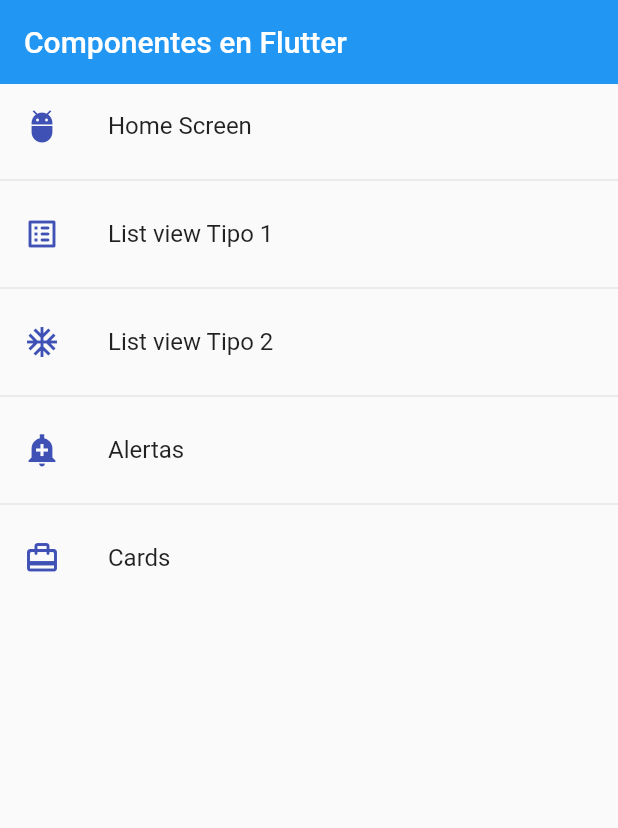
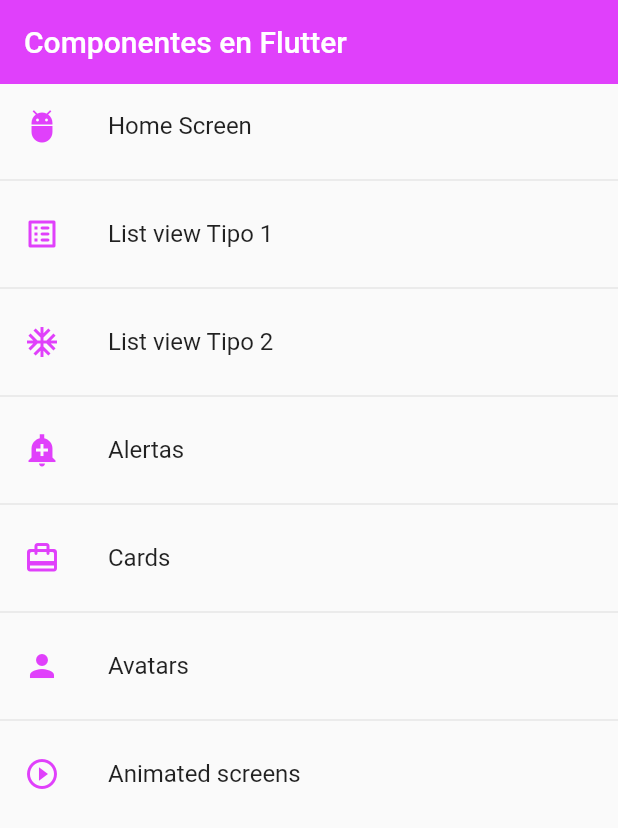
Before and after one commit to SuaDev09/flutter, a Flutter app: the screen it shows after launch, on a phone screen of 412 x 824 dp. Shown: the top 828 px of the screen. Run offline on Flutter 3.47's test engine with Material 2 defaults, Android fonts, the phone set to English and light mode, and no system bars.

Commit message:
Clase 85 Terminada

```diff
--- a/seccion6/fl_components/lib/main.dart
+++ b/seccion6/fl_components/lib/main.dart
@@ -1,7 +1,7 @@
 import 'package:flutter/material.dart';
 
 import 'package:fl_components/router/app_routes.dart';
-import 'package:fl_components/screens/screens.dart';
+import 'package:fl_components/theme/app_theme.dart';
 
 void main() => runApp(const MyApp());
 
@@ -17,6 +17,7 @@ class MyApp extends StatelessWidget {
       routes: AppRoutes.getAppRoutes(),
       //onGenerateRoute: (settings) => AppRoutes.onGenerateRoute(settings),
       onGenerateRoute: AppRoutes.onGenerateRoute,
+      theme: AppTheme.lightTheme,
     );
   }
 }
--- a/seccion6/fl_components/lib/router/app_routes.dart
+++ b/seccion6/fl_components/lib/router/app_routes.dart
@@ -36,6 +36,16 @@ class AppRoutes {
         icon: Icons.card_travel_rounded,
         name: 'Cards',
         screen: const CardScreen()),
+    MenuOption(
+        route: 'avatar',
+        icon: Icons.person,
+        name: 'Avatars',
+        screen: const AvatarScreen()),
+    MenuOption(
+        route: 'animated',
+        icon: Icons.play_circle_outline_outlined,
+        name: 'Animated screens',
+        screen: const AnimatedScreen()),
   ];
 
   static Map<String, Widget Function(BuildContext)> getAppRoutes() {
--- a/seccion6/fl_components/lib/screens/home_screen.dart
+++ b/seccion6/fl_components/lib/screens/home_screen.dart
@@ -1,5 +1,6 @@
 import 'package:flutter/material.dart';
 
+import 'package:fl_components/theme/app_theme.dart';
 import 'package:fl_components/router/app_routes.dart';
 
 class HomeScreen extends StatelessWidget {
@@ -13,7 +14,6 @@ class HomeScreen extends StatelessWidget {
       //El appbar no puede ser constante
       appBar: AppBar(
         title: const Text('Componentes en Flutter'),
-        elevation: 0,
       ),
       body: ListView.separated(
         itemCount: menuOptions.length,
@@ -21,7 +21,7 @@ class HomeScreen extends StatelessWidget {
         itemBuilder: (context, index) => ListTile(
           leading: Icon(
             menuOptions[index].icon,
-            color: Colors.indigo,
+            color: AppTheme.primary,
           ),
           title: Text(menuOptions[index].name),
           onTap: () {
--- a/seccion6/fl_components/lib/screens/listview2_screen.dart
+++ b/seccion6/fl_components/lib/screens/listview2_screen.dart
@@ -1,3 +1,4 @@
+import 'package:fl_components/theme/app_theme.dart';
 import 'package:flutter/material.dart';
 
 class Listview2Screen extends StatelessWidget {
@@ -15,8 +16,6 @@ class Listview2Screen extends StatelessWidget {
     return Scaffold(
         appBar: AppBar(
           title: const Text('Listview Tipo 2'),
-          elevation: 0,
-          backgroundColor: Colors.indigo,
         ),
         //Se construyen de manera perezosa
         //.builder no tiene seperatorbuilder
@@ -25,7 +24,7 @@ class Listview2Screen extends StatelessWidget {
           itemBuilder: (context, index) => ListTile(
             title: Text(options[index]),
             trailing: const Icon(Icons.arrow_forward_ios_outlined,
-                color: Colors.indigo),
+                color: AppTheme.primary),
             onTap: () {
               final game = options[index];
               print(game);
--- a/seccion6/fl_components/lib/screens/screens.dart
+++ b/seccion6/fl_components/lib/screens/screens.dart
@@ -1,5 +1,7 @@
 export 'package:fl_components/screens/alert_screen.dart';
+export 'package:fl_components/screens/avatar_screen.dart';
 export 'package:fl_components/screens/card_screen.dart';
 export 'package:fl_components/screens/home_screen.dart';
 export 'package:fl_components/screens/listview1_screen.dart';
 export 'package:fl_components/screens/listview2_screen.dart';
+export 'package:fl_components/screens/animated_screen.dart';
--- /dev/null
+++ b/seccion6/fl_components/lib/theme/app_theme.dart
@@ -0,0 +1,44 @@
+import 'package:flutter/material.dart';
+
+class AppTheme {
+  static const Color primary = Colors.purpleAccent;
+
+  static final ThemeData lightTheme = ThemeData.light().copyWith(
+      //AppBar Theme
+      appBarTheme: const AppBarTheme(
+        color: primary,
+        elevation: 0,
+      ),
+
+      //TextButton Theme
+      textButtonTheme: TextButtonThemeData(
+        style: TextButton.styleFrom(foregroundColor: primary),
+      ),
+
+      //FloatingActionButton Theme
+      floatingActionButtonTheme: const FloatingActionButtonThemeData(
+        backgroundColor: primary,
+        elevation: 5,
+      ),
+
+      //ElevatedButtons Theme
+      elevatedButtonTheme: ElevatedButtonThemeData(
+        style: ElevatedButton.styleFrom(
+          backgroundColor: primary,
+          shape: const StadiumBorder(),
+          elevation: 0,
+        ),
+      ));
+  static final ThemeData darkTheme = ThemeData.dark().copyWith(
+    //AppBar Theme
+    appBarTheme: const AppBarTheme(
+      color: primary,
+      elevation: 0,
+    ),
+
+    scaffoldBackgroundColor: Colors.black,
+    textButtonTheme: TextButtonThemeData(
+      style: TextButton.styleFrom(foregroundColor: primary),
+    ),
+  );
+}
--- /dev/null
+++ b/seccion6/fl_components/lib/widgets/widgets.dart
@@ -0,0 +1,2 @@
+export 'package:fl_components/widgets/custom_card_type_1.dart';
+export 'package:fl_components/widgets/custom_card_type_2.dart';
--- a/seccion6/fl_components/pubspec.yaml
+++ b/seccion6/fl_components/pubspec.yaml
@@ -58,8 +58,8 @@ flutter:
   uses-material-design: true
 
   # To add assets to your application, add an assets section, like this:
-  # assets:
-  #   - images/a_dot_burr.jpeg
+  assets:
+    - assets/loadings/jar-loading.gif
   #   - images/a_dot_ham.jpeg
 
   # An image asset can refer to one or more resolution-specific "variants", see
```
Also changed, not shown: seccion6/fl_components/lib/screens/alert_screen.dart (+109 -2 lines), seccion6/fl_components/lib/screens/animated_screen.dart (added, +53 -0 lines), seccion6/fl_components/lib/screens/avatar_screen.dart (added, +33 -0 lines), seccion6/fl_components/lib/screens/card_screen.dart (+37 -3 lines), seccion6/fl_components/lib/widgets/custom_card_type_1.dart (added, +44 -0 lines), seccion6/fl_components/lib/widgets/custom_card_type_2.dart (added, +45 -0 lines), seccion6/fl_components/assets/loadings/jar-loading.gif (added), seccion6/fl_components/pubspec.lock.
